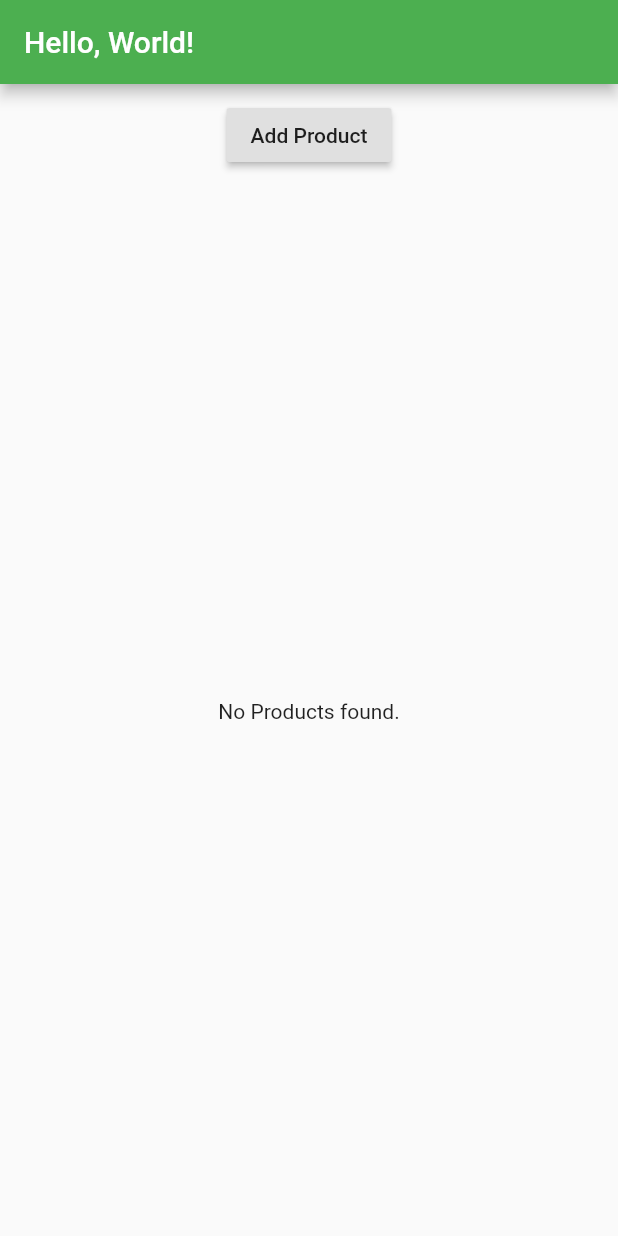
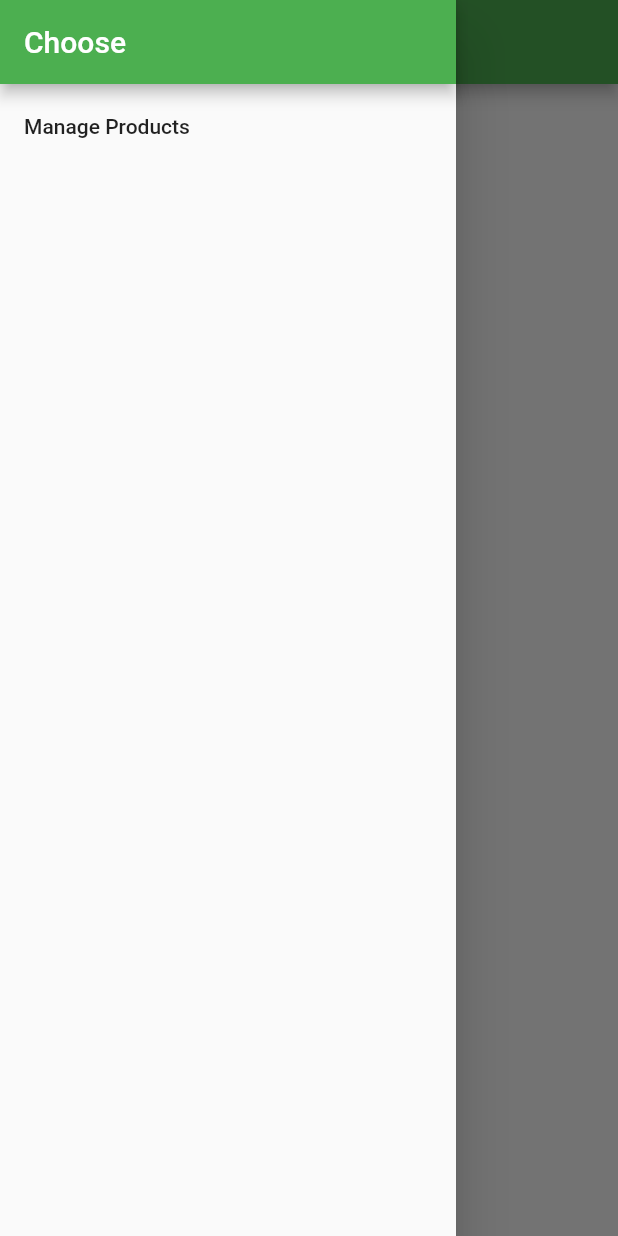
Before and after one commit to jeynesrya/first-flutter-app, a Flutter app: the screen it shows after launch, with the side drawer open (before the commit the screen has no drawer), on a phone screen of 412 x 824 dp. Run offline on Flutter 3.47's test engine with Material 2 defaults, Android fonts, the phone set to English and light mode, and no system bars.

Commit message:
Completed navigation section of Udemy training; Covered pop, push, Navigator, Tabs, Tiles, routes and generatedRoutes.

```diff
--- a/lib/main.dart
+++ b/lib/main.dart
@@ -1,22 +1,67 @@
 import 'package:flutter/material.dart';
 
-import './product_manager.dart';
+import 'pages/auth.dart';
+
+import 'pages/products_admin.dart';
+import 'pages/product.dart';
+import 'pages/products.dart';
 
 main() => runApp(MyApp());
 
-class MyApp extends StatelessWidget {
+class MyApp extends StatefulWidget {
+  @override
+  State<StatefulWidget> createState() {
+    return _MyAppState();
+  }
+}
+
+class _MyAppState extends State<MyApp> {
+  List<Map<String, String>> _products = [];
+
+  void _addProduct(Map<String, String> product) {
+    setState(() {
+      _products.add(product);
+    });
+  }
+
+  void _deleteProduct(int index) {
+    setState(() {
+      _products.removeAt(index);
+    });
+  }
+
   @override
   Widget build(BuildContext context) {
     return MaterialApp(
-        theme: ThemeData(
-          primarySwatch: Colors.green,
-          accentColor: Colors.white
-        ),
-        home: Scaffold(
-          appBar: AppBar(
-            title: Text('Hello, World!'),
-          ),
-          body: ProductManager(),
-        ));
+      theme: ThemeData(
+        primarySwatch: Colors.green,
+        accentColor: Colors.white,
+      ),
+      //home: AuthPage(),
+      routes: {
+        '/': (BuildContext context) =>
+            ProductsPage(_products, _addProduct, _deleteProduct),
+        '/admin': (BuildContext context) => ProductsAdminPage(),
+      },
+      onGenerateRoute: (RouteSettings settings) {
+        final List<String> pathElements = settings.name.split('/');
+        if (pathElements[0] != '') {
+          return null;
+        }
+        if (pathElements[1] == 'product') {
+          final int index = int.parse(pathElements[2]);
+          return MaterialPageRoute<bool>(
+            builder: (BuildContext context) => ProductPage(
+                _products[index]['title'], _products[index]['image']),
+          );
+        }
+        return null;
+      },
+      onUnknownRoute: (RouteSettings setting) {
+        return MaterialPageRoute(
+            builder: (BuildContext) =>
+                ProductsPage(_products, _addProduct, _deleteProduct));
+      },
+    );
   }
 }
--- /dev/null
+++ b/lib/pages/products.dart
@@ -0,0 +1,38 @@
+import 'package:flutter/material.dart';
+
+import '../product_manager.dart';
+
+
+class ProductsPage extends StatelessWidget {
+  final List<Map<String, String>> products;
+  final Function addProduct;
+  final Function deleteProduct;
+
+  ProductsPage(this.products, this.addProduct, this.deleteProduct);
+
+  @override
+  Widget build(BuildContext context) {
+    return Scaffold(
+      drawer: Drawer(
+        child: Column(
+          children: <Widget>[
+            AppBar(
+              automaticallyImplyLeading: false,
+              title: Text('Choose'),
+            ),
+            ListTile(
+              title: Text('Manage Products'),
+              onTap: () {
+                Navigator.pushReplacementNamed(context, '/admin');
+              },
+            )
+          ],
+        ),
+      ),
+      appBar: AppBar(
+        title: Text('Hello, World!'),
+      ),
+      body: ProductManager(products, addProduct, deleteProduct),
+    );
+  }
+}
--- a/lib/product_control.dart
+++ b/lib/product_control.dart
@@ -10,7 +10,7 @@ class ProductControl extends StatelessWidget {
   Widget build(BuildContext context) {
     return RaisedButton(
       onPressed: () {
-        addProduct('Sweets');
+        addProduct({'title': 'Chocolate', 'image': 'assets/food.jpg'});
       },
       child: Text('Add Product'),
     );
--- a/lib/product_manager.dart
+++ b/lib/product_manager.dart
@@ -3,42 +3,12 @@ import 'package:flutter/material.dart';
 import './products.dart';
 import './product_control.dart';
 
-class ProductManager extends StatefulWidget {
-  final String startingProduct;
-  ProductManager({this.startingProduct}) {
-    print('[ProductManager Widget] Constructor');
-  }
+class ProductManager extends StatelessWidget {
+  final List<Map<String, String>> products;
+  final Function addProduct;
+  final Function deleteProduct;
 
-  @override
-  State<StatefulWidget> createState() {
-    print('[ProductManager Widget] createState()');
-    return _ProductManagerState();
-  }
-}
-
-class _ProductManagerState extends State<ProductManager> {
-  List<String> _products = [];
-
-  @override
-  void initState() {
-    print('[ProductManager State] initState()');
-    if (widget.startingProduct != null){
-      _products.add(widget.startingProduct);
-    }
-    super.initState();
-  }
-
-  @override
-  void didUpdateWidget(ProductManager oldWidget) {
-    print('[ProductManager State] didUpdateWidget()');
-    super.didUpdateWidget(oldWidget);
-  }
-
-  void _addProduct(String product) {
-    setState(() {
-      _products.add(product);
-    });
-  }
+  ProductManager(this.products, this.addProduct, this.deleteProduct);
 
   @override
   Widget build(BuildContext context) {
@@ -47,9 +17,9 @@ class _ProductManagerState extends State<ProductManager> {
       children: [
         Container(
           margin: EdgeInsets.all(10.0),
-          child: ProductControl(_addProduct),
+          child: ProductControl(addProduct),
         ),
-        Expanded(child: Products(_products))
+        Expanded(child: Products(products, deleteProduct: deleteProduct))
       ],
     );
   }
--- a/lib/products.dart
+++ b/lib/products.dart
@@ -1,9 +1,12 @@
 import 'package:flutter/material.dart';
 
+import 'pages/product.dart';
+
 class Products extends StatelessWidget {
-  final List<String> products;
+  final List<Map<String, String>> products;
+  final Function deleteProduct;
 
-  Products(this.products) {
+  Products(this.products, {this.deleteProduct}) {
     print('[Products Widget] Constructor');
   }
 
@@ -11,8 +14,24 @@ class Products extends StatelessWidget {
     return Card(
         child: Column(
       children: <Widget>[
-        Image.asset('assets/food.jpg'),
-        Text(products[index]),
+        Image.asset(products[index]['image']),
+        Text(products[index]['title']),
+        ButtonBar(
+          alignment: MainAxisAlignment.center,
+          children: <Widget>[
+            FlatButton(
+              child: Text('Details'),
+              onPressed: () => Navigator.pushNamed<bool>(
+                    context,
+                    '/product/' + index.toString(),
+                  ).then((bool value) {
+                    if (value) {
+                      deleteProduct(index);
+                    }
+                  }),
+            )
+          ],
+        )
       ],
     ));
   }
```
Also changed, not shown: lib/pages/auth.dart (added, +22 -0 lines), lib/pages/product.dart (added, +65 -0 lines), lib/pages/product_create.dart (added, +17 -0 lines), lib/pages/product_list.dart (added, +10 -0 lines), lib/pages/products_admin.dart (added, +52 -0 lines).
